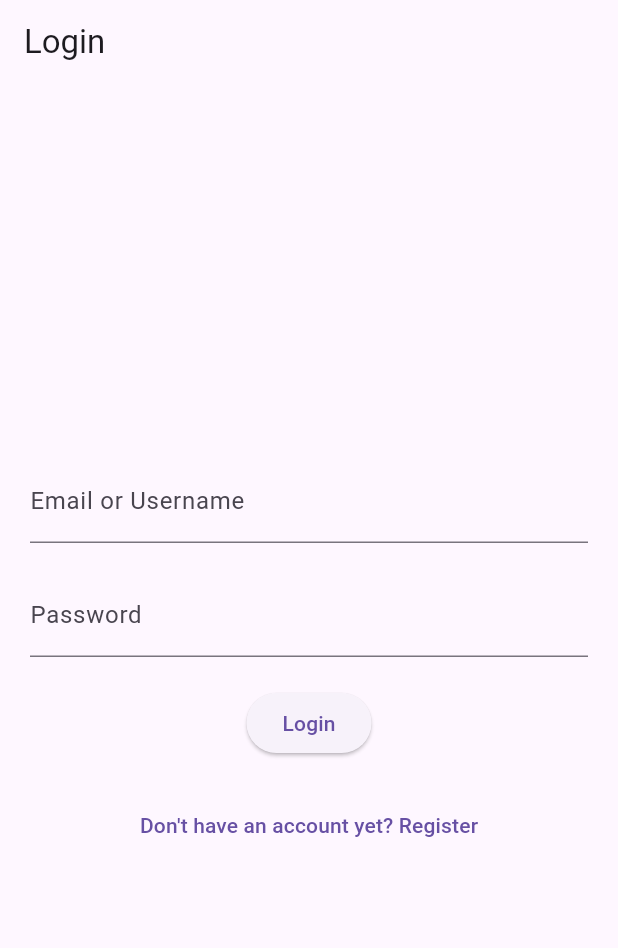
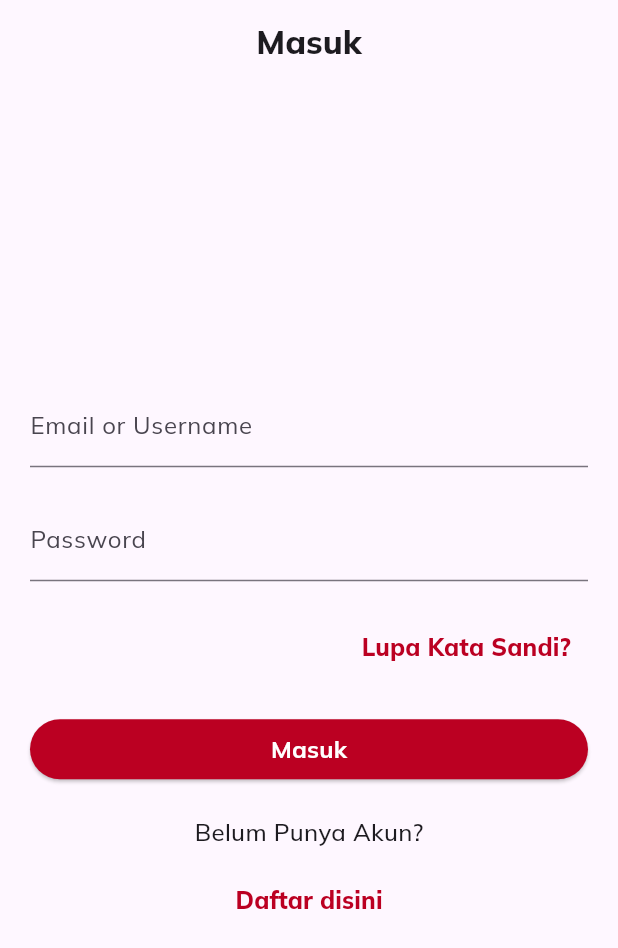
Before and after one commit to thisisjackii/arindamaui, a Flutter app: the screen it shows after launch, after a tap on "Login", on a phone screen of 412 x 824 dp. Shown: the top 948 px of the screen. Run offline on Flutter 3.47's test engine with Material 3 defaults, Android fonts, the phone set to English and light mode, and no system bars.

Commit message:
Replicate Figma 65%

```diff
--- a/lib/main.dart
+++ b/lib/main.dart
@@ -1,3 +1,5 @@
+import 'dart:ui';
+
 import 'package:flutter/material.dart';
 import 'package:arindamaui/screens/home_screen.dart';
 import 'package:arindamaui/screens/login_screen.dart';
@@ -20,6 +22,17 @@
         '/login': (context) => const LoginScreen(),
         '/register': (context) => const RegisterScreen(),
       },
+      theme: ThemeData(
+        // Define the custom font family
+        fontFamily: 'Mulish',
+        // Define the text theme with the custom font family
+        textTheme: TextTheme(
+          bodyText1: TextStyle(fontFamily: 'Mulish', fontFeatures: [FontFeature.enable('wght')], fontSize: 16.0),
+          bodyText2: TextStyle(fontFamily: 'Mulish', fontFeatures: [FontFeature.enable('wght')], fontSize: 16.0),
+          button: TextStyle(fontFamily: 'Mulish', fontSize: 16.0, color: Color(0xFFBB0022)),
+          // You can define more text styles here if needed
+        ),
+      ),
     );
   }
 }
--- a/lib/screens/login_screen.dart
+++ b/lib/screens/login_screen.dart
@@ -1,3 +1,5 @@
+import 'dart:ui';
+
 import 'package:flutter/material.dart';
 
 class LoginScreen extends StatelessWidget {
@@ -7,7 +9,15 @@ class LoginScreen extends StatelessWidget {
   Widget build(BuildContext context) {
     return Scaffold(
       appBar: AppBar(
-        title: const Text('Login'),
+        title: const Text('Masuk',
+            style: TextStyle(
+              fontVariations: [
+              FontVariation(
+              'wght', (800))
+            ],
+          ),
+        ),
+        centerTitle: true,
       ),
       body: Center(
         child: Padding(
@@ -16,28 +26,99 @@ class LoginScreen extends StatelessWidget {
             mainAxisAlignment: MainAxisAlignment.center,
             children: [
               const TextField(
-                decoration:
-                    InputDecoration(labelText: 'Email or Username'),
+                decoration: InputDecoration(labelText: 'Email or Username'),
               ),
+
               const SizedBox(height: 20),
               const TextField(
                 obscureText: true,
                 decoration: InputDecoration(labelText: 'Password'),
               ),
               const SizedBox(height: 20),
-              ElevatedButton(
+
+              Align(
+                alignment: Alignment.centerRight,
+                child: TextButton(
+                  onPressed: () {
+                    Navigator.pushReplacementNamed(context, '/');
+                  },
+                  child: Text(
+                    'Lupa Kata Sandi?',
+                    style: Theme.of(context).textTheme.button!.copyWith(
+                      fontVariations: [
+                        FontVariation('wght', 800),
+                      ],
+                    ),
+                  ),
+                ),
+              ),
+
+              const SizedBox(height: 20),
+              SizedBox(
+                width: double.infinity,
+                child: ElevatedButton(
                   onPressed: () {
                     // Implement login logic
                   },
-                child: const Text('Login'),
+                  style: ButtonStyle(
+                    backgroundColor: MaterialStateProperty.all<Color>(Color(0xFFBB0022)),
+                    foregroundColor: MaterialStateProperty.all<Color>(Colors.white),
                   ),
+                  child: const Text('Masuk',
+                    style: TextStyle(
+                      fontVariations: [
+                        FontVariation(
+                            'wght', (700))
+                      ],
+                    ),),
+                ),
+              ),
+
+              // ElevatedButton(
+              //   onPressed: () {
+              //     // Implement login logic
+              //   },
+              //   child: const Text('Login'),
+              // ),
               const SizedBox(height: 20),
+              Column(
+                children: [
+                  Text(
+                    'Belum Punya Akun?',
+                    style: TextStyle(
+                      fontVariations: [
+                        FontVariation(
+                            'wght', (500))
+                      ],
+                    ),
+                  ),
+                  SizedBox(height: 10), // Add some space between the texts
                   TextButton(
                     onPressed: () {
                       Navigator.pushReplacementNamed(context, '/register');
                     },
-                child: const Text('Don\'t have an account yet? Register'),
+                    child: Text(
+                      'Daftar disini',
+                      style: Theme.of(context).textTheme.button!.copyWith(
+                        fontVariations: [
+                          FontVariation('wght', 800),
+                        ],
                       ),
+
+                    ),
+                  ),
+                ],
+              ),
+
+
+              // TextButton(
+              //   onPressed: () {
+              //     Navigator.pushReplacementNamed(context, '/register');
+              //   },
+              //   child: Text(
+              //       'Don\'t have an account yet? Register',
+              //       style: Theme.of(context).textTheme.bodyText2,),
+              // ),
             ],
           ),
         ),
--- a/pubspec.yaml
+++ b/pubspec.yaml
@@ -58,6 +58,11 @@ flutter:
   # included with your application, so that you can use the icons in
   # the material Icons class.
   uses-material-design: true
+  fonts:
+    - family: Mulish
+      fonts:
+        - asset: fonts/Mulish-VariableFont_wght.ttf
+          weight: 400
 
   # To add assets to your application, add an assets section, like this:
   # assets:
```
Lines whose indentation alone changed are shown as unchanged.
